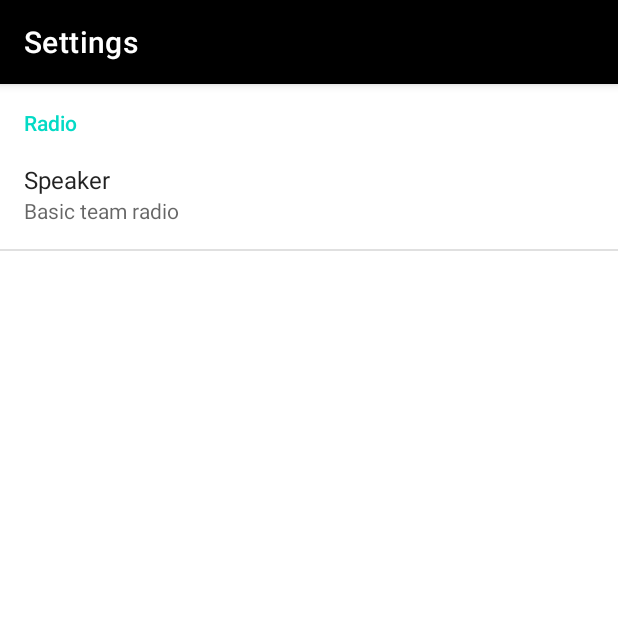
After one commit to henrikingo/VirtualValtteri, an Android app: the SettingsActivity screen opened directly, with no data from a screen before it, on a phone screen of 412 x 824 dp, the top half of it. The commit adds this screen. Run offline under Robolectric (Android 15) with nearby library versions, the phone set to English and light mode, and no system bars.

Commit message:
Introduce SettingsActivity to choose Speaker mode
Was surprisingly hard to shuffle the result back to MessageHandler.
I bet I'm doing it wrong.

The original widget is still there too. Will remove it from main screen in a separate commit.

```diff
--- a/app/build.gradle
+++ b/app/build.gradle
@@ -35,6 +35,7 @@ dependencies {
     implementation 'androidx.appcompat:appcompat:1.4.1'
     implementation 'com.google.android.material:material:1.5.0'
     implementation 'androidx.constraintlayout:constraintlayout:2.1.3'
+    implementation 'androidx.preference:preference:1.2.0'
     testImplementation 'junit:junit:4.13.2'
     androidTestImplementation 'androidx.test.ext:junit:1.1.3'
     androidTestImplementation 'androidx.test.espresso:espresso-core:3.4.0'
--- a/app/src/main/AndroidManifest.xml
+++ b/app/src/main/AndroidManifest.xml
@@ -28,6 +28,11 @@
                 <category android:name="android.intent.category.LAUNCHER" />
             </intent-filter>
         </activity>
+        <activity
+            android:name=".SettingsActivity"
+            android:screenOrientation="locked"
+            android:exported="true" >
+        </activity>
     </application>
 
 </manifest>
--- /dev/null
+++ b/app/src/main/java/cc/openlife/virtualvaltteri/SettingsActivity.java
@@ -0,0 +1,43 @@
+package cc.openlife.virtualvaltteri;
+
+import android.app.Activity;
+import android.content.Intent;
+import android.os.Bundle;
+import android.preference.Preference;
+
+import androidx.appcompat.app.AppCompatActivity;
+
+public class SettingsActivity extends AppCompatActivity {
+
+    @Override
+    protected void onCreate(Bundle savedInstanceState) {
+        super.onCreate(savedInstanceState);
+        setContentView(R.layout.activity_settings);
+
+        // below line is to change
+        // the title of our action bar.
+        getSupportActionBar().setTitle("Settings");
+
+        Preference.OnPreferenceChangeListener prefChanged = new Preference.OnPreferenceChangeListener() {
+            public boolean onPreferenceChange(Preference preference, Object value) {
+                System.out.println("prefChanged: " + preference.getKey() + " = " + value);
+                if(preference.getKey().equals("speaker_key")){
+                    Intent returnIntent = new Intent();
+                    returnIntent.putExtra("settings_speaker",value.toString());
+                    setResult(Activity.RESULT_OK,returnIntent);
+                    return true;
+                }
+                return false;
+            }
+        };
+        // below line is used to check if
+        // frame layout is empty or not.
+        if (findViewById(R.id.idFrameLayout) != null) {
+            if (savedInstanceState != null) {
+                return;
+            }
+            // below line is to inflate our fragment.
+            getFragmentManager().beginTransaction().add(R.id.idFrameLayout, new SettingsFragment(prefChanged)).commit();
+        }
+    }
+}
--- /dev/null
+++ b/app/src/main/java/cc/openlife/virtualvaltteri/SettingsFragment.java
@@ -0,0 +1,34 @@
+package cc.openlife.virtualvaltteri;
+
+import android.app.Activity;
+import android.content.Intent;
+import android.os.Bundle;
+import android.preference.Preference;
+import android.preference.PreferenceFragment;
+import android.preference.PreferenceScreen;
+import android.widget.Spinner;
+
+import androidx.annotation.Nullable;
+
+import cc.openlife.virtualvaltteri.speaker.Speaker;
+import cc.openlife.virtualvaltteri.speaker.VeryShort;
+
+public class SettingsFragment extends PreferenceFragment {
+    private Preference.OnPreferenceChangeListener prefChanged;
+    public SettingsFragment(Preference.OnPreferenceChangeListener prefChanged){
+        this.prefChanged = prefChanged;
+    }
+    @Override
+    public void onCreate(@Nullable Bundle savedInstanceState) {
+        super.onCreate(savedInstanceState);
+        System.out.println("SettingsFragment.onCreate() " + savedInstanceState);
+
+        // below line is used to add preference
+        // fragment from our xml folder.
+        addPreferencesFromResource(R.xml.settings);
+
+        // Register listeners ...
+        final Preference prefList = findPreference("speaker_key");
+        prefList.setOnPreferenceChangeListener(prefChanged);
+    }
+}
--- /dev/null
+++ b/app/src/main/res/layout/activity_settings.xml
@@ -0,0 +1,16 @@
+<?xml version="1.0" encoding="utf-8"?>
+<androidx.constraintlayout.widget.ConstraintLayout
+    xmlns:android="http://schemas.android.com/apk/res/android"
+    xmlns:tools="http://schemas.android.com/tools"
+    android:layout_width="match_parent"
+    android:layout_height="match_parent"
+    tools:context=".SettingsActivity">
+
+    <!--frame layout for displaying
+        our preference fragment-->
+    <FrameLayout
+        android:id="@+id/idFrameLayout"
+        android:layout_width="match_parent"
+        android:layout_height="match_parent" />
+
+</androidx.constraintlayout.widget.ConstraintLayout>
--- a/app/src/main/res/values/strings.xml
+++ b/app/src/main/res/values/strings.xml
@@ -4,4 +4,18 @@
         <item>Basic team radio</item>
         <item>Just numbers</item>
     </string-array>
+
+    <string name="speaker_label">Radio mode</string>
+    <string-array name="speaker_choices">
+        <item>Basic team radio</item>
+        <item>Just numbers</item>
+    </string-array>
+    <string-array name="speaker_class_names">
+        <item>Speaker</item>
+        <item>VeryShort</item>
+    </string-array>
+    <string name="speaker_default">Speaker</string>
+    <string name="speaker_summary">Different speakers say different things, using more or less words.</string>
+    <string name="speaker_title">Speaker</string>
+    <string name="key_speaker">speaker_key</string>
 </resources>
--- a/app/src/main/res/values/themes.xml
+++ b/app/src/main/res/values/themes.xml
@@ -2,8 +2,8 @@
     <!-- Base application theme. -->
     <style name="Theme.VirtualValtteri" parent="Theme.MaterialComponents.DayNight.DarkActionBar">
         <!-- Primary brand color. -->
-        <item name="colorPrimary">@color/purple_500</item>
-        <item name="colorPrimaryVariant">@color/purple_700</item>
+        <item name="colorPrimary">@color/black</item>
+        <item name="colorPrimaryVariant">@color/black</item>
         <item name="colorOnPrimary">@color/white</item>
         <!-- Secondary brand color. -->
         <item name="colorSecondary">@color/teal_200</item>
--- /dev/null
+++ b/app/src/main/res/xml/settings.xml
@@ -0,0 +1,29 @@
+<?xml version="1.0" encoding="utf-8"?>
+<PreferenceScreen
+    xmlns:android="http://schemas.android.com/apk/res/android">
+
+        <!--below line is to create preference category-->
+        <PreferenceCategory android:title="Radio">
+
+                <!--in below line we are creating a list preference
+                    and we are adding default selected value in list for 3 rd index-->
+                <!--dialog title is to set title for our dialog box
+                    entries is used to add list of data which we
+                    are adding from our strings file
+                    entry values is to add values to our entries.
+                    key is use to add key to our list preferences
+                    summary is use to add description to our option
+                    title is use to add title to our list preferences.-->
+                <!--this list preference is for remind me option-->
+                <ListPreference
+                    android:defaultValue="@string/speaker_default"
+                    android:dialogTitle="@string/speaker_label"
+                    android:entries="@array/speaker_choices"
+                    android:entryValues="@array/speaker_class_names"
+                    android:key="@string/key_speaker"
+                    android:summary="%s"
+                    android:title="@string/speaker_title" />
+
+        </PreferenceCategory>
+
+</PreferenceScreen>
```
Also changed, not shown: app/src/main/java/cc/openlife/virtualvaltteri/MainActivity.java (+35 -2 lines), app/src/main/res/layout/activity_main.xml (+8 -0 lines), 1 other file.
